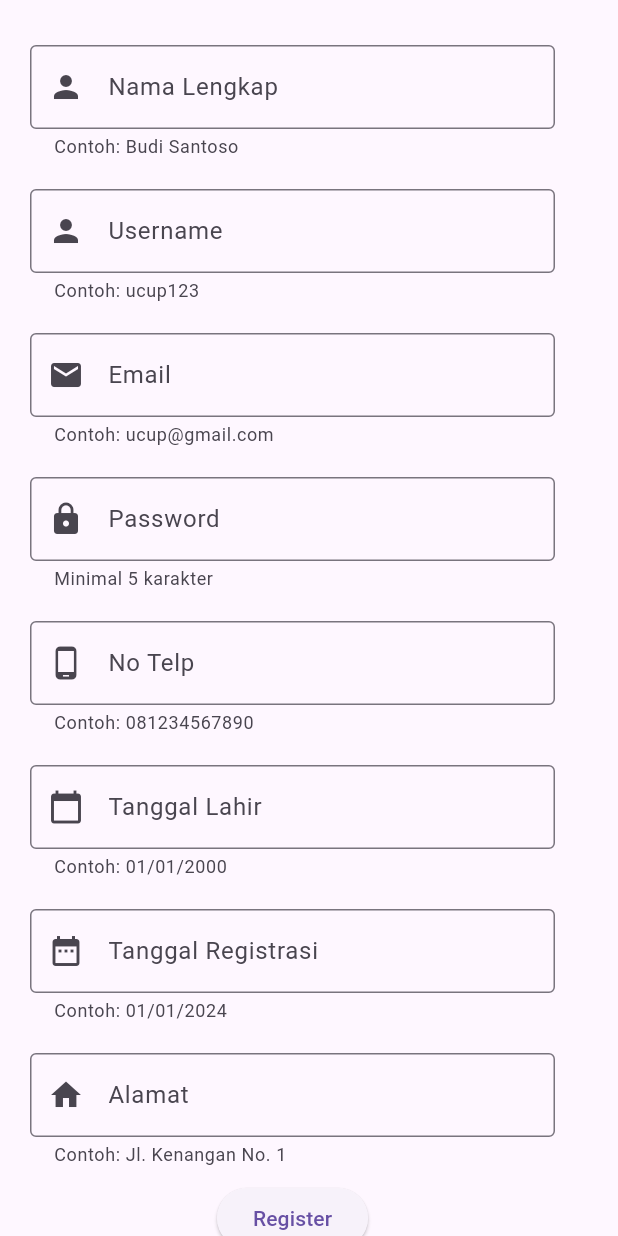
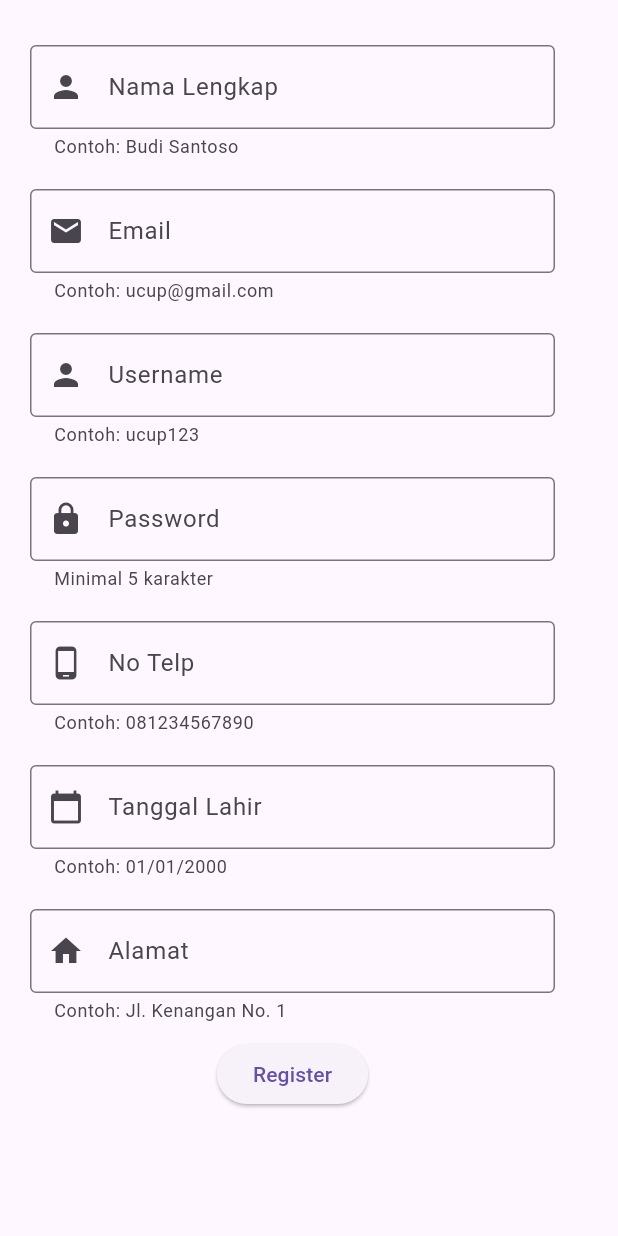
Before and after one commit to nandoega/7_B_GYM, a Flutter app: the LoginView screen opened directly, after a tap on "Login", after a tap on "Belum punya akun ?", on a phone screen of 412 x 824 dp. Run offline on Flutter 3.47's test engine with Material 3 defaults, Android fonts, the phone set to English and light mode, and no system bars.

Commit message:
succesful login and register 1

```diff
--- a/lib/View/login.dart
+++ b/lib/View/login.dart
@@ -1,13 +1,12 @@
 import 'package:flutter/material.dart';
-// Sesuai dengan nama project Anda , awalnya akan error pada home,register,form_component.dart
 import 'package:pbp/View/home.dart';
 import 'package:pbp/View/register.dart';
 import 'package:pbp/component/form_component.dart';
+import 'package:pbp/View/gym_facilities.dart'; // Import halaman fasilitas gym
 
 class LoginView extends StatefulWidget {
-  // Variable map data dibuat bersifat nullable, karena ketika aplikasi dijalankan belum memiliki nilai ketika registrasi berhasil dilakukan
   final Map? data;
-  /* Agar Map data bisa bersifat nullable, pada constructor dibungkus dengan tanda tanya */
+
   const LoginView({super.key, this.data});
 
   @override
@@ -24,13 +23,27 @@ class _LoginViewState extends State<LoginView> {
     TextEditingController passwordController = TextEditingController();
     // widget mengacu pada instance/objek LoginView
     Map? dataForm = widget.data;
+
     return Scaffold(
+      backgroundColor: Colors.blue[50], // Background color yang lebih cerah
       body: SafeArea(
         child: Form(
           key: _formKey,
+          child: Padding(
+            padding: const EdgeInsets.all(20.0),
             child: Column(
               mainAxisAlignment: MainAxisAlignment.center,
               children: [
+                const Text(
+                  'Login',
+                  style: TextStyle(
+                    fontSize: 30,
+                    fontWeight: FontWeight.bold,
+                    color: Colors.blueAccent, // Warna teks
+                  ),
+                ),
+                const SizedBox(height: 30),
+
                 // Input Username
                 inputForm((p0) {
                   if (p0 == null || p0.isEmpty) {
@@ -43,6 +56,8 @@ class _LoginViewState extends State<LoginView> {
                 helperTxt: "Inputkan User yang telah didaftar",
                 iconData: Icons.person),
 
+                const SizedBox(height: 20),
+
                 // Password
                 inputForm((p0) {
                   if (p0 == null || p0.isEmpty) {
@@ -54,7 +69,9 @@ class _LoginViewState extends State<LoginView> {
                 controller: passwordController,
                 hintTxt: "Password",
                 helperTxt: "Inputkan Password",
-              iconData: Icons.password),
+                iconData: Icons.lock),
+
+                const SizedBox(height: 30),
 
                 // Baris yang berisi tombol login dan tombol mengarah ke halaman register
                 Row(
@@ -62,18 +79,15 @@ class _LoginViewState extends State<LoginView> {
                   children: [
                     // Tombol login
                     ElevatedButton(
+                      style: ElevatedButton.styleFrom(
+                        backgroundColor: Colors.blueAccent, // Warna tombol
+                        padding: const EdgeInsets.symmetric(horizontal: 40, vertical: 15),
+                      ),
                       onPressed: () {
-                      // Cek statenya sudah valid atau belum valid
                         if (_formKey.currentState!.validate()) {
-                        // jika sudah valid, cek username dan password yang diinputkan pada form telah sesuai dengan data yang diinputkan dari halaman register atau belum
                           if (dataForm!['username'] == usernameController.text && dataForm['password'] == passwordController.text) {
-                          // Jika sesuai navigasi ke halaman Home
-                          Navigator.push(
-                            context,
-                            MaterialPageRoute(
-                              builder: (_) => const HomeView()));
+                            Navigator.push(context, MaterialPageRoute(builder: (_) => const HomeView()));
                           } else {
-                          // Jika belum tampilkan Alert dialog
                             showDialog(context: context, builder:(_) => AlertDialog(
                               title: const Text('Password Salah'),
                               content: TextButton(
@@ -91,23 +105,30 @@ class _LoginViewState extends State<LoginView> {
                           }
                         }
                       },
-                    child: const Text('Login'),
+                      child: const Text('Login', style: TextStyle(color: Colors.white)),
                     ),
+
                     // Tombol ke halaman register
                     TextButton(
                       onPressed: () {
-                      Map<String, dynamic> formData = {};
-                      formData['username'] = usernameController.text;
-                      formData['password'] = passwordController.text;
                         pushRegister(context);
                       },
-                    child: const Text('Belum punya akun ?'),
+                      child: const Text('Belum punya akun ?', style: TextStyle(color: Colors.blueAccent)),
                     ),
                   ],
                 ),
               ],
             ),
           ),
+        ),
+      ),
+      // Floating button untuk ke halaman gym
+      floatingActionButton: FloatingActionButton(
+        backgroundColor: Colors.blueAccent,
+        onPressed: () {
+          Navigator.push(context, MaterialPageRoute(builder: (_) => const GymFacilitiesView()));
+        },
+        child: const Icon(Icons.fitness_center), // Ikon gym
       ),
     );
   }
--- a/lib/View/register.dart
+++ b/lib/View/register.dart
@@ -19,7 +19,6 @@ class _RegisterViewState extends State<RegisterView> {
   TextEditingController passwordController = TextEditingController();
   TextEditingController notelpController = TextEditingController();
   TextEditingController dobController = TextEditingController(); // Date of Birth
-  TextEditingController regDateController = TextEditingController(); // Registration Date
   TextEditingController addressController = TextEditingController(); // Address
 
   @override
@@ -47,6 +46,23 @@ class _RegisterViewState extends State<RegisterView> {
                   iconData: Icons.person,
                 ),
 
+                // Email Input Field
+                inputForm(
+                  (p0) {
+                    if (p0 == null || p0.isEmpty) {
+                      return 'Email tidak boleh kosong';
+                    }
+                    if (!p0.contains('@')) {
+                      return 'Email harus menggunakan @';
+                    }
+                    return null;
+                  },
+                  controller: emailController,
+                  hintTxt: "Email",
+                  helperTxt: "Contoh: ucup@gmail.com",
+                  iconData: Icons.email,
+                ),
+
                 // Username Input Field
                 inputForm(
                   (p0) {
@@ -62,23 +78,6 @@ class _RegisterViewState extends State<RegisterView> {
                   hintTxt: "Username",
                   helperTxt: "Contoh: ucup123",
                   iconData: Icons.person,
-                ),
-
-                // Email Input Field
-                inputForm(
-                  (p0) {
-                    if (p0 == null || p0.isEmpty) {
-                      return 'Email tidak boleh kosong';
-                    }
-                    if (!p0.contains('@')) {
-                      return 'Email harus menggunakan @';
-                    }
-                    return null;
-                  },
-                  controller: emailController,
-                  hintTxt: "Email",
-                  helperTxt: "Contoh: ucup@gmail.com",
-                  iconData: Icons.email,
                 ),
 
                 // Password Input Field
@@ -130,20 +129,6 @@ class _RegisterViewState extends State<RegisterView> {
                   iconData: Icons.calendar_today,
                 ),
 
-                // Registration Date Input Field
-                inputForm(
-                  (p0) {
-                    if (p0 == null || p0.isEmpty) {
-                      return 'Tanggal registrasi tidak boleh kosong';
-                    }
-                    return null;
-                  },
-                  controller: regDateController,
-                  hintTxt: "Tanggal Registrasi",
-                  helperTxt: "Contoh: 01/01/2024",
-                  iconData: Icons.date_range,
-                ),
-
                 // Address Input Field
                 inputForm(
                   (p0) {
@@ -165,9 +150,15 @@ class _RegisterViewState extends State<RegisterView> {
                       ScaffoldMessenger.of(context).showSnackBar(
                         const SnackBar(content: Text('Processing Data')),
                       );
-                      Map<String, dynamic> formData = {};
-                      formData['username'] = usernameController.text;
-                      formData['password'] = passwordController.text;
+                      Map<String, dynamic> formData = {
+                        'name': nameController.text,
+                        'username': usernameController.text,
+                        'email': emailController.text,
+                        'password': passwordController.text,
+                        'notelp': notelpController.text,
+                        'dob': dobController.text,
+                        'address': addressController.text,
+                      };
                       Navigator.push(
                         context,
                         MaterialPageRoute(
```
Also changed, not shown: lib/View/gym_facilities.dart (added, +58 -0 lines), lib/main.dart (+2 -5 lines). Lines whose indentation alone changed are shown as unchanged.
